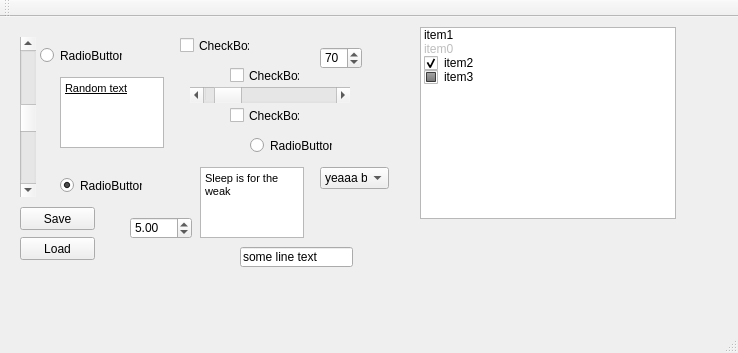
Qt form Testing/Example/mainwindow.ui (lopezmt/QTGUI) before a commit.
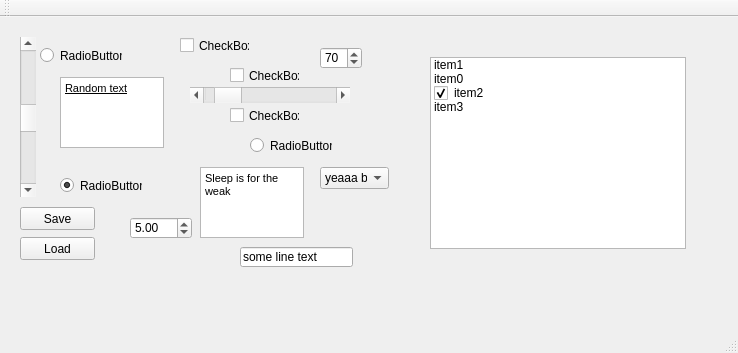
The same form after that commit.

```diff
--- a/Testing/Example/mainwindow.ui
+++ b/Testing/Example/mainwindow.ui
@@ -256,8 +256,8 @@
    <widget class="QListWidget" name="listWidget">
     <property name="geometry">
      <rect>
-      <x>420</x>
-      <y>10</y>
+      <x>430</x>
+      <y>40</y>
       <width>256</width>
       <height>192</height>
      </rect>
@@ -266,6 +266,9 @@
      <property name="text">
       <string>item1</string>
      </property>
+     <property name="checkState">
+      <enum>Unchecked</enum>
+     </property>
     </item>
     <item>
      <property name="text">
@@ -274,9 +277,6 @@
      <property name="checkState">
       <enum>Unchecked</enum>
      </property>
-     <property name="flags">
-      <set>ItemIsUserCheckable</set>
-     </property>
     </item>
     <item>
      <property name="text">
@@ -291,7 +291,7 @@
       <string>item3</string>
      </property>
      <property name="checkState">
-      <enum>PartiallyChecked</enum>
+      <enum>Unchecked</enum>
      </property>
     </item>
    </widget>
```
Left out of the diff: 4 changed lines with no effect on the pictures.
